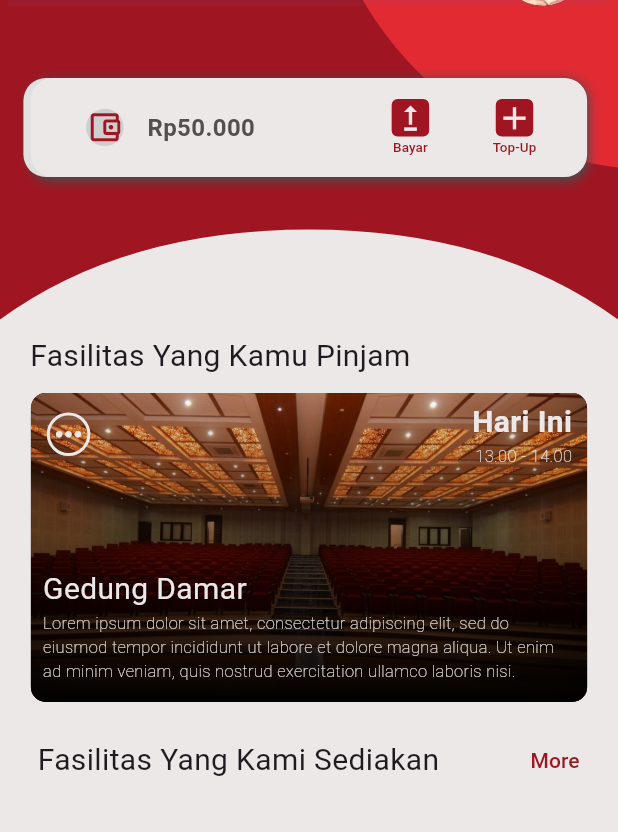
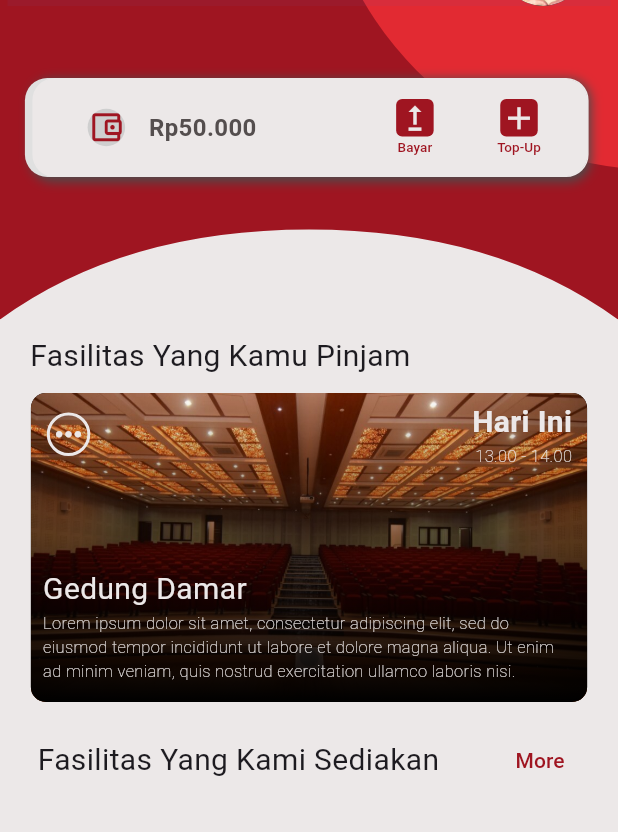
Before and after one commit to SuryaaAulia/Rent-It-App-Flutter, a Flutter app: the screen it shows after launch, scrolled down 87 dp, on a phone screen of 412 x 824 dp. Shown: the top 832 px of the screen. Run offline on Flutter 3.47's test engine with Material 3 defaults, Android fonts, the phone set to English and light mode, and no system bars; drawn by our look-alikes of carousel_slider, smooth_page_indicator; our stand-ins replace image_picker.

Commit message:
Update - change padding value

```diff
--- a/rent_it_flutter/lib/page/home_page.dart
+++ b/rent_it_flutter/lib/page/home_page.dart
@@ -90,7 +90,7 @@ class _HomePageState extends State<HomePage> {
               ],
             ),
             Padding(
-              padding: const EdgeInsets.fromLTRB(25, 15, 10, 15),
+              padding: const EdgeInsets.fromLTRB(25, 15, 20, 15),
               child: Row(
                 mainAxisAlignment: MainAxisAlignment.spaceBetween,
                 children: <Widget>[
--- a/rent_it_flutter/lib/widgets/wallet_widget.dart
+++ b/rent_it_flutter/lib/widgets/wallet_widget.dart
@@ -16,9 +16,9 @@ class RWallet extends StatelessWidget {
       child: Padding(
         padding: const EdgeInsets.all(8),
         child: Container(
-          margin: const EdgeInsets.fromLTRB(10, 20, 10, 10),
+          margin: const EdgeInsets.fromLTRB(10, 20, 8, 10),
           width: screenWidth * 0.9,
-          padding: const EdgeInsets.fromLTRB(20, 5, 10, 5),
+          padding: const EdgeInsets.fromLTRB(20, 5, 8, 5),
           decoration: BoxDecoration(
               color: rWhite,
               borderRadius: BorderRadius.circular(15),
```
